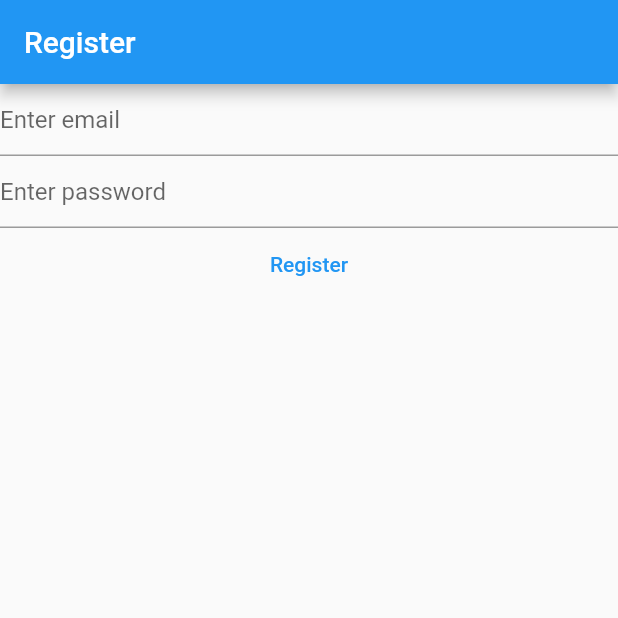
After one commit to Glebosik/littlenotes, a Flutter app: the screen it shows after launch, after a tap on "Register", on a phone screen of 412 x 824 dp, the top half of it. The commit adds this screen. Run offline on Flutter 3.47's test engine with Material 2 defaults, Android fonts, the phone set to English and light mode, and no system bars; our stand-ins replace firebase_auth, firebase_core; accounts and stored records are empty; network calls fail.

Commit message:
Separate login and register views from main

```diff
--- /dev/null
+++ b/lib/views/register_view.dart
@@ -0,0 +1,98 @@
+import 'package:firebase_auth/firebase_auth.dart';
+import 'package:firebase_core/firebase_core.dart';
+import 'package:flutter/material.dart';
+import 'package:littlenotes/firebase_options.dart';
+
+class RegisterView extends StatefulWidget {
+  const RegisterView({Key? key}) : super(key: key);
+
+  @override
+  State<RegisterView> createState() => _RegisterViewState();
+}
+
+class _RegisterViewState extends State<RegisterView> {
+  late final TextEditingController _email;
+  late final TextEditingController _password;
+
+  @override
+  void initState() {
+    _email = TextEditingController();
+    _password = TextEditingController();
+    super.initState();
+  }
+
+  @override
+  void dispose() {
+    _email.dispose();
+    _password.dispose();
+    super.dispose();
+  }
+
+  @override
+  Widget build(BuildContext context) {
+    return Scaffold(
+      appBar: AppBar(
+        title: const Text('Register'),
+      ),
+      body: FutureBuilder(
+        future: Firebase.initializeApp(
+          options: DefaultFirebaseOptions.currentPlatform,
+        ),
+        builder: (context, snapshot) {
+          switch (snapshot.connectionState) {
+            case ConnectionState.done:
+              return Column(
+                children: [
+                  TextField(
+                    controller: _email,
+                    enableSuggestions: false,
+                    autocorrect: false,
+                    keyboardType: TextInputType.emailAddress,
+                    decoration: const InputDecoration(
+                      hintText: 'Enter email',
+                    ),
+                  ),
+                  TextField(
+                    controller: _password,
+                    obscureText: true,
+                    enableSuggestions: false,
+                    autocorrect: false,
+                    decoration: const InputDecoration(
+                      hintText: 'Enter password',
+                    ),
+                  ),
+                  TextButton(
+                    child: const Text('Register'),
+                    onPressed: () async {
+                      final email = _email.text;
+                      final password = _password.text;
+                      try {
+                        final userCredential = await FirebaseAuth.instance
+                            .createUserWithEmailAndPassword(
+                          email: email,
+                          password: password,
+                        );
+                        print(userCredential);
+                      } on FirebaseAuthException catch (e) {
+                        if (e.code == 'weak-password') {
+                          print('Weak password');
+                        } else if (e.code == 'email-already-in-use') {
+                          print('Email already in use');
+                        } else if (e.code == 'invalid-email') {
+                          print('Invalid email');
+                        } else {
+                          print(e.code);
+                        }
+                      }
+                    },
+                  ),
+                ],
+              );
+            default:
+              return const CircularProgressIndicator();
+          }
+        },
+      ),
+    );
+  }
+}
```
Also changed, not shown: lib/main.dart (+2 -86 lines), lib/views/login_view.dart (added, +96 -0 lines).
